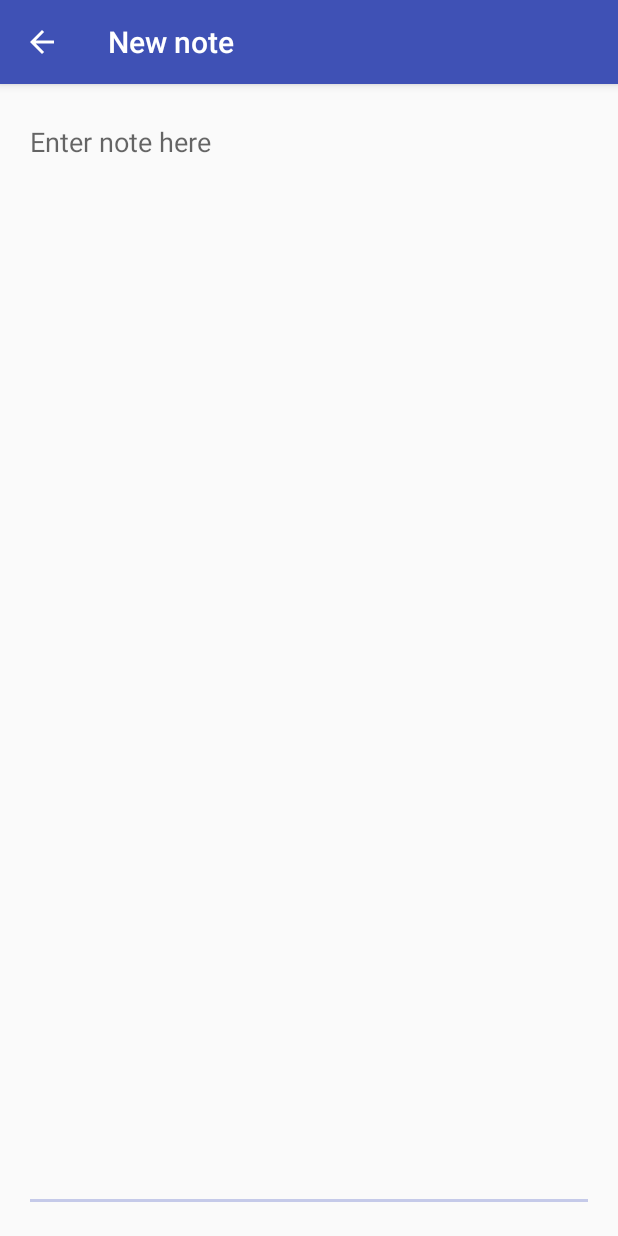
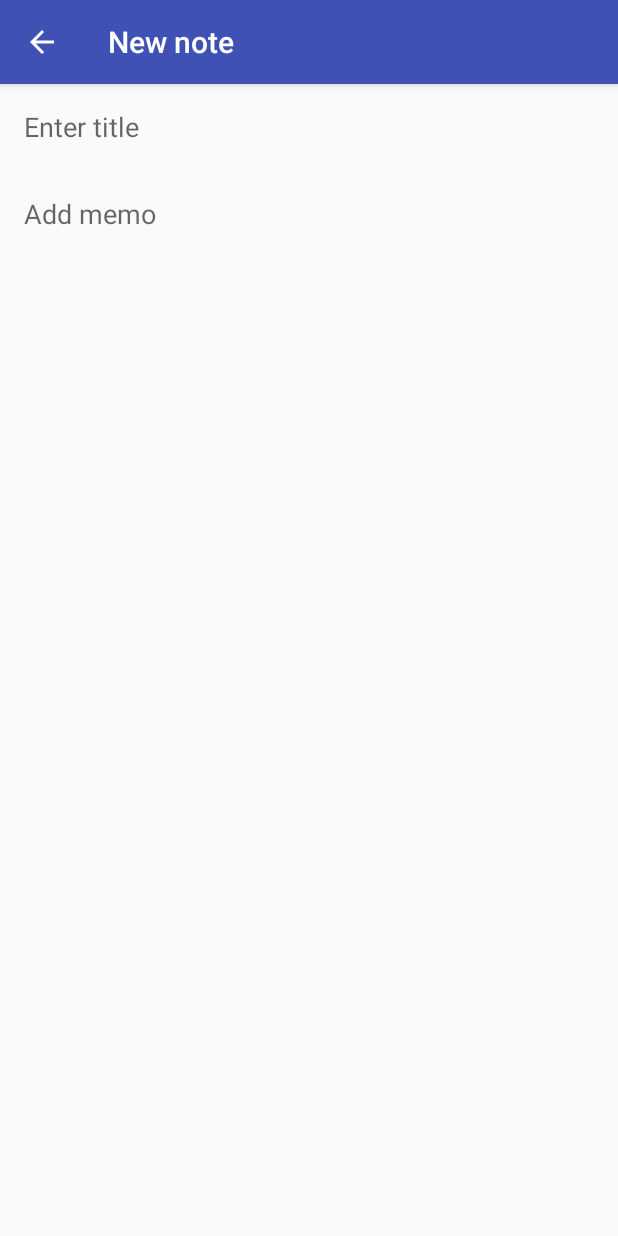
Before and after one commit to Joshkyunghyunlee/Marshmallo, an Android app: the screen it shows after launch (EditorActivity), after a tap on an icon or button, on a phone screen of 412 x 824 dp. Run offline under Robolectric (Android 15) with nearby library versions, the phone set to English and light mode, and no system bars.

Commit message:
Version 1.1

```diff
--- a/app/src/main/AndroidManifest.xml
+++ b/app/src/main/AndroidManifest.xml
@@ -11,6 +11,7 @@
         <activity
             android:name=".MainActivity"
             android:label="@string/app_name"
+            android:configChanges="orientation|screenSize|keyboardHidden"
             android:theme="@style/AppTheme.NoActionBar">
             <intent-filter>
                 <action android:name="android.intent.action.MAIN" />
@@ -28,6 +29,7 @@
             android:name=".EditorActivity"
             android:label="@string/title_activity_editor"
             android:parentActivityName=".MainActivity"
+            android:configChanges="orientation|screenSize|keyboardHidden"
             android:theme="@style/AppTheme.NoActionBar">
             <meta-data
                 android:name="android.support.PARENT_ACTIVITY"
--- a/app/src/main/java/com/joshkyunghyunlee/marshmallo/DBOpenHelper.java
+++ b/app/src/main/java/com/joshkyunghyunlee/marshmallo/DBOpenHelper.java
@@ -9,21 +9,23 @@ import android.database.sqlite.SQLiteOpenHelper;
 public class DBOpenHelper extends SQLiteOpenHelper {
 
     private static final String DATABASE_NAME = "notes.db";
+    //increment each time database structure changes
     private static final int DATABASE_VERSION = 1;
-
     //Constants for identifying table and columns
     public static final String TABLE_NOTES = "notes";
     public static final String NOTE_ID = "_id";
+    public static final String NOTE_TITLE = "noteTitle";
     public static final String NOTE_TEXT = "noteText";
     public static final String NOTE_CREATED = "noteCreated";
 
     public static final String[] ALL_COLUMNS =
-            {NOTE_ID, NOTE_TEXT, NOTE_CREATED};
+            {NOTE_ID, NOTE_TITLE, NOTE_TEXT, NOTE_CREATED};
 
     //SQL to create table
     private static final String TABLE_CREATE =
             "CREATE TABLE " + TABLE_NOTES + " (" +
                     NOTE_ID + " INTEGER PRIMARY KEY AUTOINCREMENT, " +
+                    NOTE_TITLE + " TEXT, " +
                     NOTE_TEXT + " TEXT, " +
                     NOTE_CREATED + " TEXT default CURRENT_TIMESTAMP" +
                     ")";
--- a/app/src/main/res/layout/content_editor.xml
+++ b/app/src/main/res/layout/content_editor.xml
@@ -15,15 +15,32 @@
     <EditText
         android:layout_width="wrap_content"
         android:layout_height="wrap_content"
+        android:background="@android:color/transparent"
         android:id="@+id/editText"
         android:gravity="top"
-        android:hint="@string/enter_note_here"
+        android:hint="@string/add_memo"
+        android:inputType="textMultiLine|textCapSentences"
+        android:layout_marginTop="58dp"
         android:layout_alignParentTop="true"
         android:layout_alignParentLeft="true"
         android:layout_alignParentStart="true"
         android:layout_alignParentRight="true"
         android:layout_alignParentEnd="true"
-        android:layout_alignParentBottom="true"
-        android:inputType="textMultiLine|textCapSentences"/>
+        android:layout_alignParentBottom="true" />
+
+    <EditText
+        android:layout_width="wrap_content"
+        android:layout_height="wrap_content"
+        android:id="@+id/editTitle"
+        android:background="@android:color/transparent"
+        android:hint="@string/enter_title"
+        android:gravity="top"
+        android:inputType="textMultiLine|textCapSentences"
+        android:layout_alignParentTop="true"
+        android:layout_alignParentLeft="true"
+        android:layout_alignParentStart="true"
+        android:layout_alignRight="@+id/editText"
+        android:layout_alignEnd="@+id/editText" />
+
 
 </RelativeLayout>
--- a/app/src/main/res/values/colors.xml
+++ b/app/src/main/res/values/colors.xml
@@ -1,7 +1,7 @@
 <?xml version="1.0" encoding="utf-8"?>
 <resources>
     <color name="colorPrimary">#3F51B5</color>
-    <color name="colorPrimaryDark">#303F9F</color>
+    <color name="colorPrimaryDark">#000000</color>
     <color name="colorAccent">#C5CAE9</color>
     <color name="list_item_text">#333</color>
 </resources>
--- a/app/src/main/res/values/strings.xml
+++ b/app/src/main/res/values/strings.xml
@@ -2,13 +2,21 @@
     <string name="app_name">Marshmallo</string>
     <string name="create_sample_data">Create sample data</string>
     <string name="delete_all_notes">Delete all notes</string>
-    <string name="are_you_sure">Are you sure?</string>
+    <string name="are_you_sure">Are you sure? All notes will be permanently deleted.</string>
     <string name="all_deleted">All notes have been deleted</string>
-    <string name="title_activity_editor">EditorActivity</string>
+    <string name="title_activity_editor">Note Editor</string>
     <string name="new_note">New note</string>
     <string name="note_updated">Note updated</string>
     <string name="action_delete">Delete</string>
     <string name="note_deleted">Note deleted</string>
     <string name="note">Note</string>
-    <string name="enter_note_here">Enter note here</string>
+    <string name="add_memo">Add memo</string>
+    <string name="enter_title">Enter title</string>
+    <string name="are_you_sure_single">Are you sure? This note will be permanently deleted.</string>
+    <string name="note_saved">Note saved</string>
+    <string name="please_enter_a_title">Please enter a title</string>
+    <string name="confirm">OK</string>
+    <string name="cancel">Cancel</string>
+    <string name="error">Error</string>
+    <string name="save_failed">Save failed! Please enter a title</string>
 </resources>
```
Also changed, not shown: app/src/main/java/com/joshkyunghyunlee/marshmallo/EditorActivity.java (+61 -20 lines), app/src/main/java/com/joshkyunghyunlee/marshmallo/MainActivity.java (+12 -6 lines), app/src/main/java/com/joshkyunghyunlee/marshmallo/NotesCursorAdapter.java (+5 -5 lines).
